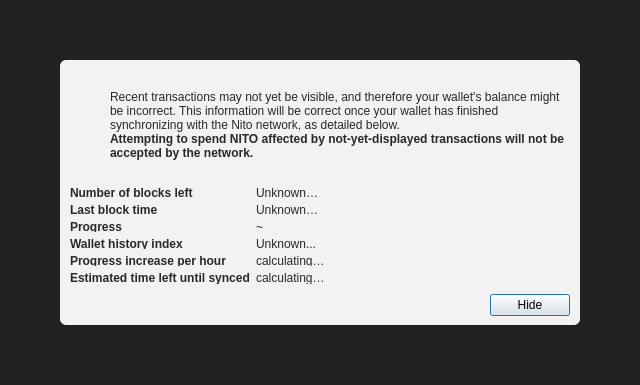
Before: the Qt Designer form src/qt/forms/modaloverlay.ui in NitoNetwork/Nito-core, drawn with Qt 5.
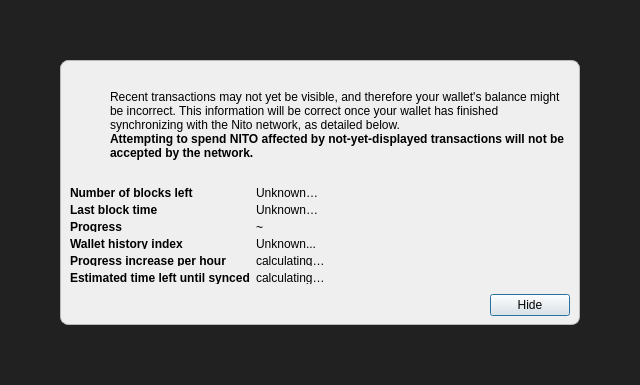
After: the same form once the commit is applied. Icons and pictures are not drawn.

The edit to the form file:
```diff
--- a/src/qt/forms/modaloverlay.ui
+++ b/src/qt/forms/modaloverlay.ui
@@ -50,9 +50,7 @@
       <item>
        <widget class="QWidget" name="contentWidget" native="true">
         <property name="styleSheet">
-         <string notr="true">#contentWidget { background: rgba(255,255,255,240); border-radius: 6px; }
-
-QLabel { color: rgb(40,40,40);  }</string>
+         <string notr="true">#contentWidget { background: palette(window); border: 1px solid palette(mid); border-radius: 8px; }</string>
         </property>
         <layout class="QVBoxLayout" name="verticalLayoutSub" stretch="1,0,0,0">
          <property name="spacing">
```
